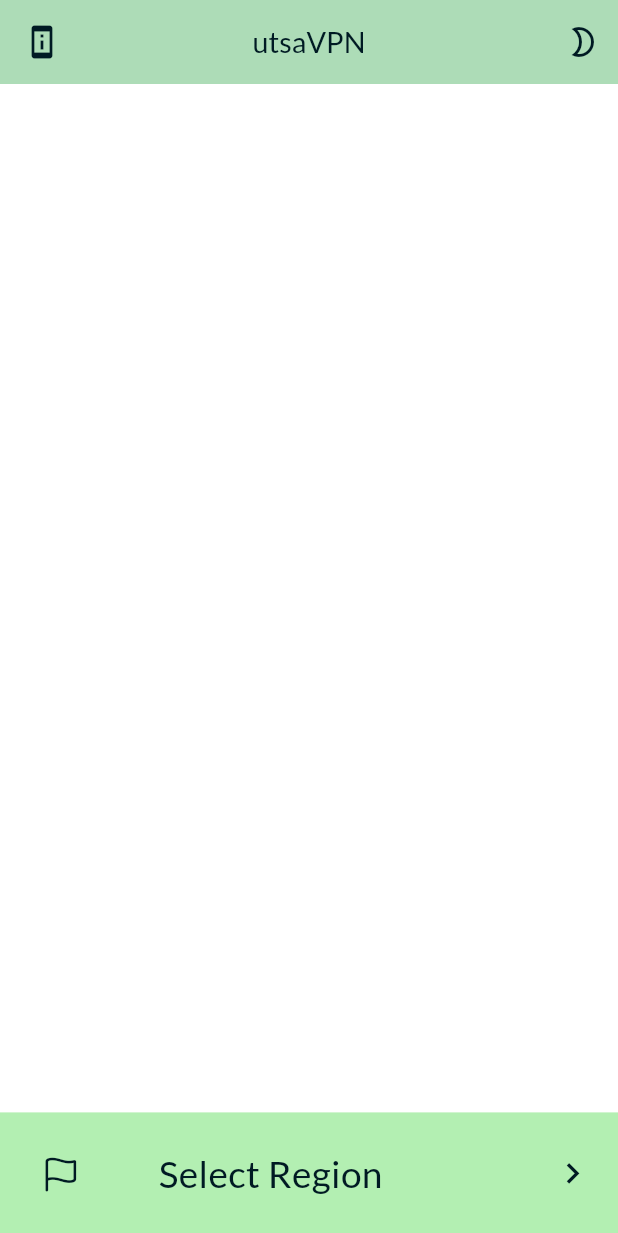
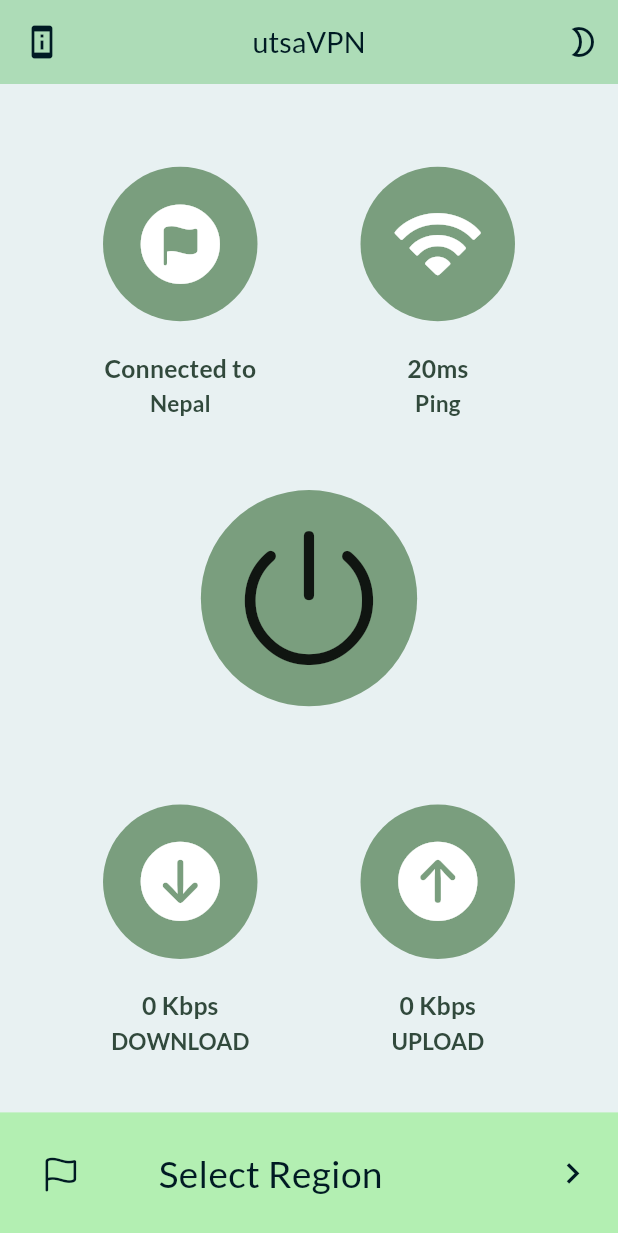
Before and after one commit to Utsav-J/vpn_app, a Flutter app: the screen it shows after launch, on a phone screen of 412 x 824 dp. Shown: the top 1233 px of the screen. Run offline on Flutter 3.47's test engine with Material 2 defaults, Android fonts, the phone set to English and light mode, and no system bars; our stand-ins replace get, google_fonts, hive_flutter; accounts and stored records are empty.

Commit message:
homescreen buttons

```diff
--- a/lib/main.dart
+++ b/lib/main.dart
@@ -21,6 +21,10 @@ class MyApp extends StatelessWidget {
     return GetMaterialApp(
       title: 'utsaVPN',
       theme: ThemeData(
+        useMaterial3: true,
+        brightness: Brightness.light,
+        colorScheme: ColorScheme.light(
+            onSurface: Palette.green10, background: Palette.materialWhite),
         appBarTheme: AppBarTheme(
           iconTheme: IconThemeData(color: Palette.materialBlack),
           titleTextStyle: GoogleFonts.lato(color: Palette.materialBlack),
@@ -28,10 +32,18 @@ class MyApp extends StatelessWidget {
           centerTitle: true,
           elevation: 3,
         ),
-        brightness: Brightness.light,
-        colorScheme: ColorScheme.light(
-            onSurface: Palette.green10, background: Palette.materialWhite),
-        useMaterial3: true,
+        textTheme: TextTheme(
+          titleMedium: GoogleFonts.lato(
+            fontSize: 12.0.sp,
+            color: Palette.green60,
+            fontWeight: FontWeight.w600,
+          ),
+          titleSmall: GoogleFonts.lato(
+            fontSize: 11.0.sp,
+            color: Palette.green60,
+            fontWeight: FontWeight.w600,
+          ),
+        ),
       ),
       themeMode: AppPreferences.isDarkMode ? ThemeMode.dark : ThemeMode.light,
       darkTheme: ThemeData(
@@ -46,6 +58,18 @@ class MyApp extends StatelessWidget {
           centerTitle: true,
           elevation: 3,
         ),
+        textTheme: TextTheme(
+          titleMedium: GoogleFonts.lato(
+            fontSize: 12.0.sp,
+            color: Palette.green10,
+            fontWeight: FontWeight.w600,
+          ),
+          titleSmall: GoogleFonts.lato(
+            fontSize: 11.0.sp,
+            color: Palette.green10,
+            fontWeight: FontWeight.w600,
+          ),
+        ),
       ),
       debugShowCheckedModeBanner: false,
       home: const HomeScreen(),
--- a/lib/screens/bottom_navbar.dart
+++ /dev/null
@@ -1,13 +0,0 @@
-import 'package:flutter/cupertino.dart';
-import 'package:flutter/material.dart';
-
-class BottomNavBar extends StatelessWidget {
-  const BottomNavBar({super.key});
-  @override
-  Widget build(context) {
-    return BottomNavigationBar(items: const [
-      BottomNavigationBarItem(icon: Icon(CupertinoIcons.flag), label: ''),
-      BottomNavigationBarItem(icon: Icon(null), label: 'Select Country')
-    ]);
-  }
-}
--- a/lib/screens/home_screen.dart
+++ b/lib/screens/home_screen.dart
@@ -5,6 +5,8 @@ import 'package:google_fonts/google_fonts.dart';
 import 'package:vpn_app/preferences/app_preferences.dart';
 // import 'package:vpn_app/screens/bottom_navbar.dart';
 import 'package:vpn_app/utils/extensions.dart';
+import 'package:vpn_app/widgets/custom_container.dart';
+import 'package:vpn_app/widgets/vpn_toggle_button.dart';
 
 class HomeScreen extends StatelessWidget {
   const HomeScreen({super.key});
@@ -56,6 +58,7 @@ class HomeScreen extends StatelessWidget {
   @override
   Widget build(context) {
     return Scaffold(
+      backgroundColor: Theme.of(context).colorScheme.background,
       appBar: AppBar(
         title: Text(
           "utsaVPN",
@@ -79,6 +82,76 @@ class HomeScreen extends StatelessWidget {
         ],
       ),
       bottomNavigationBar: locationSelectorBar(context),
+      body: Column(
+        mainAxisAlignment: MainAxisAlignment.spaceEvenly,
+        children: [
+          Row(
+            mainAxisAlignment: MainAxisAlignment.spaceEvenly,
+            crossAxisAlignment: CrossAxisAlignment.start,
+            children: [
+              CustomContainer(
+                titleText: 'Connected to',
+                subtitleText: 'Nepal',
+                widgetFile: CircleAvatar(
+                  radius: 17.0.wp,
+                  backgroundColor: Palette.green30,
+                  child: Icon(
+                    CupertinoIcons.flag_circle_fill,
+                    size: 15.0.wp,
+                    color: Colors.white,
+                  ),
+                ),
+              ),
+              CustomContainer(
+                titleText: '20ms',
+                subtitleText: 'Ping',
+                widgetFile: CircleAvatar(
+                  radius: 17.0.wp,
+                  backgroundColor: Palette.green30,
+                  child: Icon(
+                    CupertinoIcons.wifi,
+                    size: 15.0.wp,
+                    color: Colors.white,
+                  ),
+                ),
+              )
+            ],
+          ),
+          const VPNToggleButton(),
+          Row(
+            mainAxisAlignment: MainAxisAlignment.spaceEvenly,
+            crossAxisAlignment: CrossAxisAlignment.start,
+            children: [
+              CustomContainer(
+                titleText: '0 Kbps',
+                subtitleText: 'DOWNLOAD',
+                widgetFile: CircleAvatar(
+                  radius: 17.0.wp,
+                  backgroundColor: Palette.green30,
+                  child: Icon(
+                    CupertinoIcons.arrow_down_circle_fill,
+                    size: 15.0.wp,
+                    color: Colors.white,
+                  ),
+                ),
+              ),
+              CustomContainer(
+                titleText: '0 Kbps',
+                subtitleText: 'UPLOAD',
+                widgetFile: CircleAvatar(
+                  radius: 17.0.wp,
+                  backgroundColor: Palette.green30,
+                  child: Icon(
+                    CupertinoIcons.arrow_up_circle_fill,
+                    size: 15.0.wp,
+                    color: Colors.white,
+                  ),
+                ),
+              )
+            ],
+          )
+        ],
+      ),
     );
   }
 }
--- /dev/null
+++ b/lib/widgets/custom_container.dart
@@ -0,0 +1,34 @@
+import 'package:flutter/cupertino.dart';
+import 'package:flutter/material.dart';
+import 'package:vpn_app/utils/extensions.dart';
+
+class CustomContainer extends StatelessWidget {
+  const CustomContainer(
+      {super.key,
+      required this.titleText,
+      required this.subtitleText,
+      required this.widgetFile});
+  final String titleText;
+  final String subtitleText;
+  final Widget widgetFile;
+  @override
+  Widget build(context) {
+    return SizedBox(
+      width: 25.0.wp,
+      child: Column(
+        children: [
+          widgetFile,
+          SizedBox(height: 0.01.hp),
+          Text(
+            titleText,
+            style: Theme.of(context).textTheme.titleMedium,
+          ),
+          Text(
+            subtitleText,
+            style: Theme.of(context).textTheme.titleSmall,
+          )
+        ],
+      ),
+    );
+  }
+}
--- /dev/null
+++ b/lib/widgets/vpn_toggle_button.dart
@@ -0,0 +1,34 @@
+import 'package:flutter/cupertino.dart';
+import 'package:flutter/material.dart';
+import 'package:vpn_app/utils/extensions.dart';
+
+class VPNToggleButton extends StatelessWidget {
+  const VPNToggleButton({super.key});
+  @override
+  Widget build(context) {
+    return Column(
+      children: [
+        Semantics(
+          button: true,
+          child: GestureDetector(
+            onTap: () {},
+            child: Container(
+              padding: EdgeInsets.all(5.0.wp),
+              height: 40.0.wp,
+              decoration: BoxDecoration(
+                shape: BoxShape.circle,
+                color: Palette.green30,
+              ),
+              child: Container(
+                child: Icon(
+                  CupertinoIcons.power,
+                  size: 25.0.wp,
+                ),
+              ),
+            ),
+          ),
+        )
+      ],
+    );
+  }
+}
```
